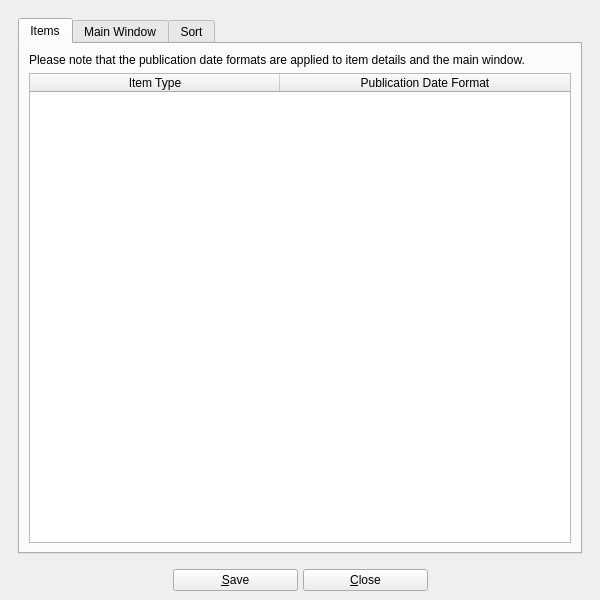
First picture: the form in UI/biblioteq_otheroptions.ui, repository textbrowser/biblioteq, before the edit.
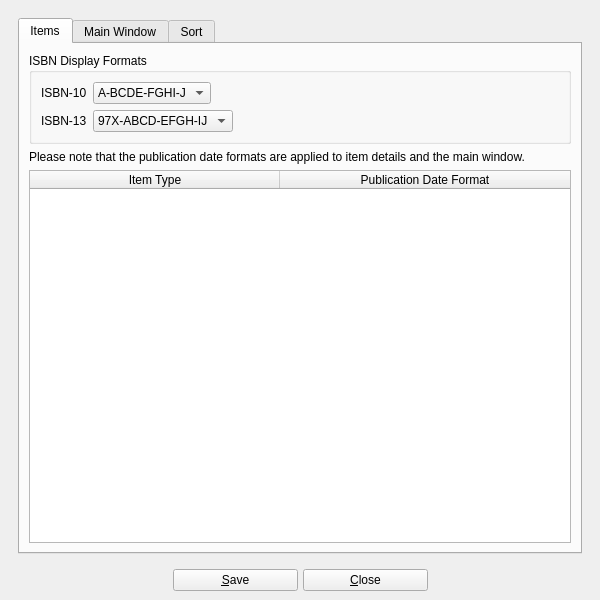
Second picture: the form after the edit. Icons and pictures are not drawn.

Commit message: ISBN display formats.

Patch:
```diff
--- a/UI/biblioteq_otheroptions.ui
+++ b/UI/biblioteq_otheroptions.ui
@@ -47,6 +47,87 @@
             <string>Items</string>
            </attribute>
            <layout class="QVBoxLayout" name="verticalLayout_5">
+            <item>
+             <widget class="QGroupBox" name="groupBox_2">
+              <property name="title">
+               <string>ISBN Display Formats</string>
+              </property>
+              <layout class="QVBoxLayout" name="verticalLayout_7">
+               <item>
+                <layout class="QHBoxLayout" name="horizontalLayout_3">
+                 <item>
+                  <widget class="QLabel" name="label_6">
+                   <property name="text">
+                    <string>ISBN-10</string>
+                   </property>
+                  </widget>
+                 </item>
+                 <item>
+                  <widget class="QComboBox" name="isbn10_display_format">
+                   <property name="sizeAdjustPolicy">
+                    <enum>QComboBox::AdjustToContents</enum>
+                   </property>
+                   <item>
+                    <property name="text">
+                     <string>A-BCDE-FGHI-J</string>
+                    </property>
+                   </item>
+                  </widget>
+                 </item>
+                 <item>
+                  <spacer name="horizontalSpacer_3">
+                   <property name="orientation">
+                    <enum>Qt::Horizontal</enum>
+                   </property>
+                   <property name="sizeHint" stdset="0">
+                    <size>
+                     <width>40</width>
+                     <height>20</height>
+                    </size>
+                   </property>
+                  </spacer>
+                 </item>
+                </layout>
+               </item>
+               <item>
+                <layout class="QHBoxLayout" name="horizontalLayout_4">
+                 <item>
+                  <widget class="QLabel" name="label_7">
+                   <property name="text">
+                    <string>ISBN-13</string>
+                   </property>
+                  </widget>
+                 </item>
+                 <item>
+                  <widget class="QComboBox" name="isbn13_display_format">
+                   <property name="sizeAdjustPolicy">
+                    <enum>QComboBox::AdjustToContents</enum>
+                   </property>
+                   <item>
+                    <property name="text">
+                     <string>97X-ABCD-EFGH-IJ</string>
+                    </property>
+                   </item>
+                  </widget>
+                 </item>
+                 <item>
+                  <spacer name="horizontalSpacer_4">
+                   <property name="orientation">
+                    <enum>Qt::Horizontal</enum>
+                   </property>
+                   <property name="sizeHint" stdset="0">
+                    <size>
+                     <width>40</width>
+                     <height>20</height>
+                    </size>
+                   </property>
+                  </spacer>
+                 </item>
+                </layout>
+               </item>
+              </layout>
+             </widget>
+            </item>
             <item>
              <widget class="QLabel" name="label">
               <property name="text">
```
Left out of the diff: 2 changed lines with no effect on the pictures. The commit also changes 2 other files.
